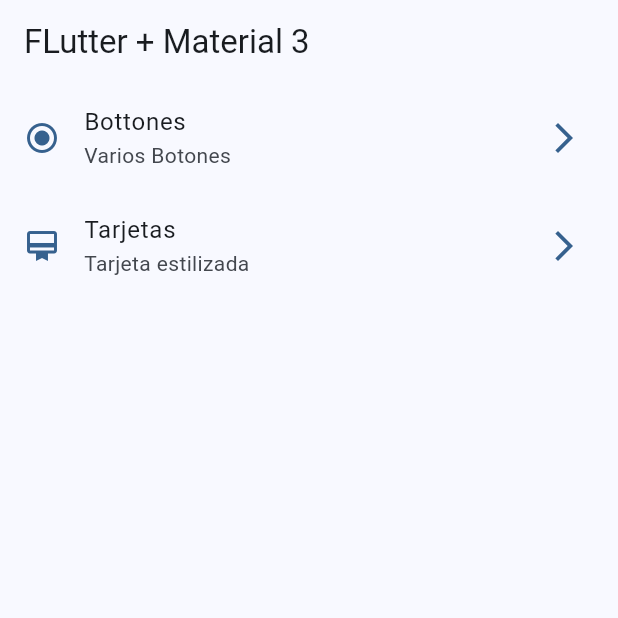
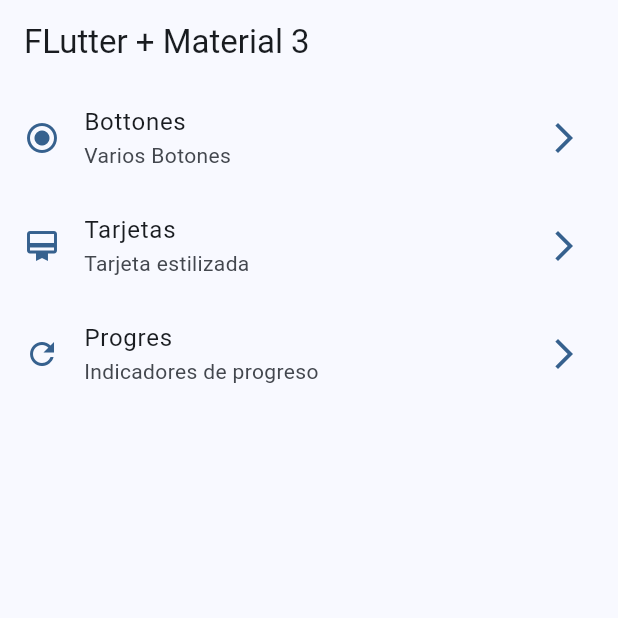
Before and after one commit to WaAlvis/widget_app_devta, a Flutter app: the screen it shows after launch, on a phone screen of 412 x 824 dp, the top half of it. Run offline on Flutter 3.47's test engine with Material 2 defaults, Android fonts, the phone set to English and light mode, and no system bars; our stand-ins replace go_router.

Commit message:
progress indicators terminados

```diff
--- a/lib/config/menu/menu_items.dart
+++ b/lib/config/menu/menu_items.dart
@@ -27,4 +27,10 @@
     link: '/cards',
     incon: Icons.card_membership_outlined,
   ),
+   MenuItem(
+    title: 'Progres',
+    subtitle: 'Indicadores de progreso',
+    link: '/progress',
+    incon: Icons.refresh,
+  ),
 ];
--- a/lib/config/router/app_router.dart
+++ b/lib/config/router/app_router.dart
@@ -1,4 +1,5 @@
 import 'package:go_router/go_router.dart';
+
 import 'package:widget_app_devta/presentation/screens/screens.dart';
 
 final appRouter = GoRouter(
@@ -19,5 +20,10 @@
       name: CardsScreen.name,
       builder: (context, state) => const CardsScreen(),
     ),
+    GoRoute(
+      path: '/progress',
+      name: ProgressScreen.name,
+      builder: (context, state) => const ProgressScreen(),
+    ),
   ],
 );
--- a/lib/main.dart
+++ b/lib/main.dart
@@ -1,8 +1,6 @@
 import 'package:flutter/material.dart';
 import 'package:widget_app_devta/config/app_theme.dart';
 import 'package:widget_app_devta/config/router/app_router.dart';
-
-import 'package:widget_app_devta/presentation/screens/screens.dart';
 
 void main() {
   runApp(const MainApp());
--- a/lib/presentation/screens/screens.dart
+++ b/lib/presentation/screens/screens.dart
@@ -1,3 +1,5 @@
 export 'package:widget_app_devta/presentation/screens/buttons/buttons_screen.dart';
 export 'package:widget_app_devta/presentation/screens/cards/cards_screen.dart';
 export 'package:widget_app_devta/presentation/screens/home/home_screen.dart';
+
+export 'package:widget_app_devta/presentation/screens/progress/progress_screen.dart';
```
Also changed, not shown: lib/presentation/screens/progress/progress_screen.dart (added, +78 -0 lines).
